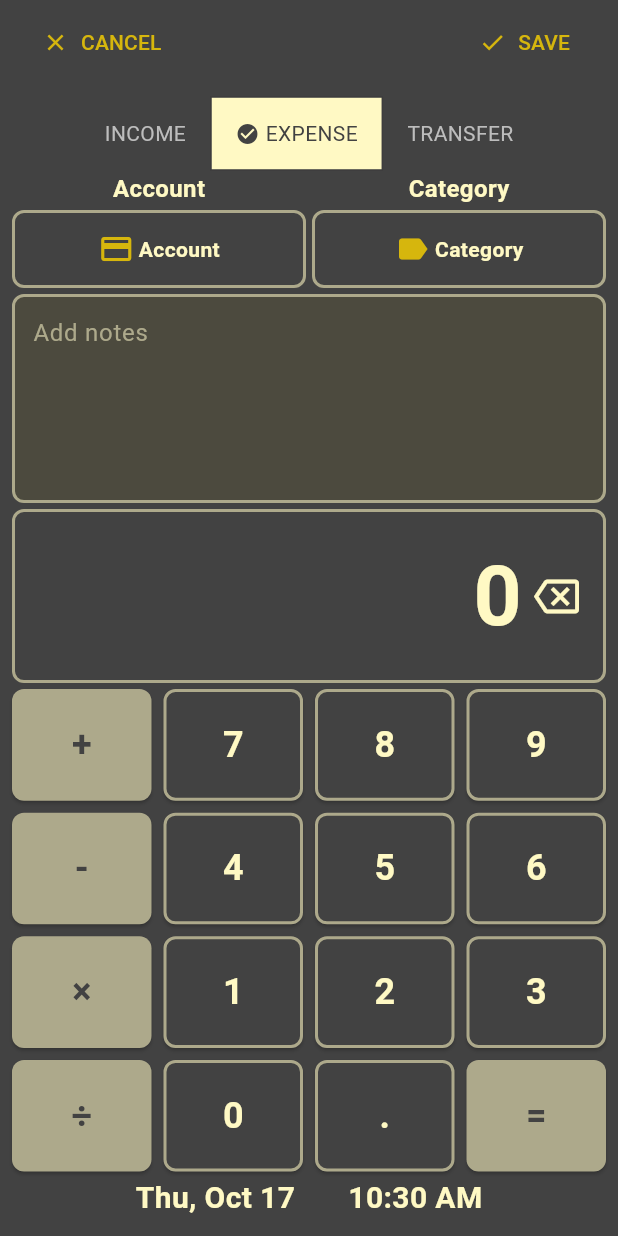
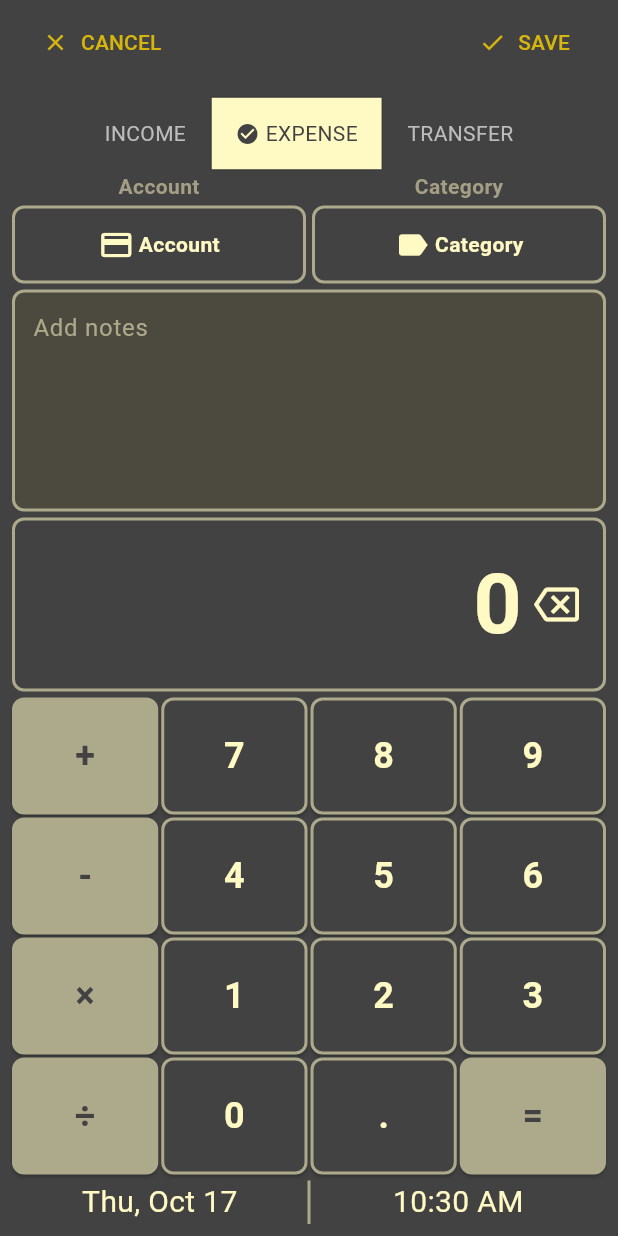
Before and after one commit to leywino/mymoney, a Flutter app: the screen it shows after launch, on a phone screen of 412 x 824 dp. Run offline on Flutter 3.47's test engine with Material 3 defaults, Android fonts, the phone set to English and light mode, and no system bars.

Commit message:
more ui enhancements in add page

```diff
--- a/lib/components/calculator_widget.dart
+++ b/lib/components/calculator_widget.dart
@@ -18,6 +18,10 @@ class _CalculatorScreenState extends State<CalculatorScreen> {
   Color displayColor = AppColors.lightYellow;
 
   void onButtonPressed(String value) {
+    if (FocusScope.of(context).hasFocus) {
+      FocusScope.of(context).unfocus();
+    }
+
     setState(() {
       if (value == 'C') {
         display = '0';
@@ -93,7 +97,7 @@ class _CalculatorScreenState extends State<CalculatorScreen> {
     final size = MediaQuery.of(context).size;
     return Column(
       children: [
-        Box.hBox4,
+        Box.h4,
         Container(
           width: double.infinity,
           padding: const EdgeInsets.all(16),
@@ -125,14 +129,14 @@ class _CalculatorScreenState extends State<CalculatorScreen> {
                   display,
                   maxLines: 1,
                   style: TextStyle(
-                    color: displayColor, // Dynamic color
+                    color: displayColor,
                     fontSize: 56,
                     fontWeight: FontWeight.bold,
                   ),
                   textAlign: TextAlign.right,
                 ),
               ),
-              Box.wBox8,
+              Box.w8,
               InkWell(
                 splashColor: AppColors.customGray,
                 onTap: () {
@@ -153,13 +157,13 @@ class _CalculatorScreenState extends State<CalculatorScreen> {
             ],
           ),
         ),
-        Box.hBox4,
+        Box.h4,
         GridView.count(
           physics: const NeverScrollableScrollPhysics(),
           shrinkWrap: true,
           crossAxisCount: 4,
-          mainAxisSpacing: 8,
-          crossAxisSpacing: 8,
+          mainAxisSpacing: 2,
+          crossAxisSpacing: 2,
           childAspectRatio: 5 / 4,
           children: [
             buildButton('+'),
--- a/lib/components/date_time_picker.dart
+++ b/lib/components/date_time_picker.dart
@@ -1,7 +1,6 @@
 import 'package:flutter/material.dart';
 import 'package:intl/intl.dart';
 import 'package:mymoney/core/color.dart';
-import 'package:mymoney/core/constants.dart';
 
 class DateTimePickerWidget extends StatefulWidget {
   const DateTimePickerWidget({super.key});
@@ -98,34 +97,49 @@ class _DateTimePickerWidgetState extends State<DateTimePickerWidget> {
 
   @override
   Widget build(BuildContext context) {
-    final size = MediaQuery.of(context).size;
     return Padding(
-      padding: EdgeInsets.symmetric(horizontal: size.width * 0.2, vertical: 3),
+      padding: const EdgeInsets.only(top: 4),
       child: Row(
         mainAxisAlignment: MainAxisAlignment.spaceBetween,
         crossAxisAlignment: CrossAxisAlignment.center,
         children: <Widget>[
           // Date Picker
-          GestureDetector(
+          Expanded(
+            child: InkWell(
               onTap: () => _selectDate(context),
+              child: Container(
+                decoration: const BoxDecoration(
+                    border: Border(
+                        right: BorderSide(width: 1, color: AppColors.beige))),
+                child: Center(
                   child: Text(
                     getFormattedDate(),
                     style: const TextStyle(
                       color: AppColors.lightYellow,
                       fontSize: 20,
-                fontWeight: FontWeight.bold,
                     ),
                   ),
                 ),
-          Box.wBox10,
-          GestureDetector(
+              ),
+            ),
+          ),
+          // Box.w10,
+          Expanded(
+            child: InkWell(
               onTap: () => _selectTime(context),
+              child: Container(
+                decoration: const BoxDecoration(
+                    border: Border(
+                        left: BorderSide(width: 1, color: AppColors.beige))),
+                child: Center(
                   child: Text(
                     getFormattedTime(),
                     style: const TextStyle(
                       color: AppColors.lightYellow,
                       fontSize: 20,
-                fontWeight: FontWeight.bold,
+                    ),
+                  ),
+                ),
               ),
             ),
           ),
@@ -134,10 +148,3 @@ class _DateTimePickerWidgetState extends State<DateTimePickerWidget> {
     );
   }
 }
-
-void main() {
-  runApp(const MaterialApp(
-    debugShowCheckedModeBanner: false,
-    home: DateTimePickerWidget(),
-  ));
-}
--- a/lib/core/color.dart
+++ b/lib/core/color.dart
@@ -7,4 +7,5 @@ class AppColors {
   static const Color oliveGray = Color(0xFF4C4A3E);
   static const Color beige = Color(0xFFADA98B);
   static const Color customGray = Color(0xFF848272);
+  static const Color secondaryText = Color(0xFFA49F84);
 }
--- a/lib/core/constants.dart
+++ b/lib/core/constants.dart
@@ -2,42 +2,42 @@ import 'package:flutter/material.dart';
 
 class Box {
   // Height SizedBox constants
-  static const SizedBox hBox1 = SizedBox(height: 1);
-  static const SizedBox hBox2 = SizedBox(height: 2);
-  static const SizedBox hBox3 = SizedBox(height: 3);
-  static const SizedBox hBox4 = SizedBox(height: 4);
-  static const SizedBox hBox5 = SizedBox(height: 5);
-  static const SizedBox hBox6 = SizedBox(height: 6);
-  static const SizedBox hBox7 = SizedBox(height: 7);
-  static const SizedBox hBox8 = SizedBox(height: 8);
-  static const SizedBox hBox9 = SizedBox(height: 9);
-  static const SizedBox hBox10 = SizedBox(height: 10);
-  static const SizedBox hBox12 = SizedBox(height: 12);
-  static const SizedBox hBox15 = SizedBox(height: 15);
-  static const SizedBox hBox20 = SizedBox(height: 20);
-  static const SizedBox hBox25 = SizedBox(height: 25);
-  static const SizedBox hBox30 = SizedBox(height: 30);
-  static const SizedBox hBox40 = SizedBox(height: 40);
-  static const SizedBox hBox50 = SizedBox(height: 50);
-  static const SizedBox hBox60 = SizedBox(height: 60);
+  static const SizedBox h1 = SizedBox(height: 1);
+  static const SizedBox h2 = SizedBox(height: 2);
+  static const SizedBox h3 = SizedBox(height: 3);
+  static const SizedBox h4 = SizedBox(height: 4);
+  static const SizedBox h5 = SizedBox(height: 5);
+  static const SizedBox h6 = SizedBox(height: 6);
+  static const SizedBox h7 = SizedBox(height: 7);
+  static const SizedBox h8 = SizedBox(height: 8);
+  static const SizedBox h9 = SizedBox(height: 9);
+  static const SizedBox h10 = SizedBox(height: 10);
+  static const SizedBox h12 = SizedBox(height: 12);
+  static const SizedBox h15 = SizedBox(height: 15);
+  static const SizedBox h20 = SizedBox(height: 20);
+  static const SizedBox h25 = SizedBox(height: 25);
+  static const SizedBox h30 = SizedBox(height: 30);
+  static const SizedBox h40 = SizedBox(height: 40);
+  static const SizedBox h50 = SizedBox(height: 50);
+  static const SizedBox h60 = SizedBox(height: 60);
 
   // Width SizedBox constants
-  static const SizedBox wBox1 = SizedBox(width: 1);
-  static const SizedBox wBox2 = SizedBox(width: 2);
-  static const SizedBox wBox3 = SizedBox(width: 3);
-  static const SizedBox wBox4 = SizedBox(width: 4);
-  static const SizedBox wBox5 = SizedBox(width: 5);
-  static const SizedBox wBox6 = SizedBox(width: 6);
-  static const SizedBox wBox7 = SizedBox(width: 7);
-  static const SizedBox wBox8 = SizedBox(width: 8);
-  static const SizedBox wBox9 = SizedBox(width: 9);
-  static const SizedBox wBox10 = SizedBox(width: 10);
-  static const SizedBox wBox12 = SizedBox(width: 12);
-  static const SizedBox wBox15 = SizedBox(width: 15);
-  static const SizedBox wBox20 = SizedBox(width: 20);
-  static const SizedBox wBox25 = SizedBox(width: 25);
-  static const SizedBox wBox30 = SizedBox(width: 30);
-  static const SizedBox wBox40 = SizedBox(width: 40);
-  static const SizedBox wBox50 = SizedBox(width: 50);
-  static const SizedBox wBox60 = SizedBox(width: 60);
+  static const SizedBox w1 = SizedBox(width: 1);
+  static const SizedBox w2 = SizedBox(width: 2);
+  static const SizedBox w3 = SizedBox(width: 3);
+  static const SizedBox w4 = SizedBox(width: 4);
+  static const SizedBox w5 = SizedBox(width: 5);
+  static const SizedBox w6 = SizedBox(width: 6);
+  static const SizedBox w7 = SizedBox(width: 7);
+  static const SizedBox w8 = SizedBox(width: 8);
+  static const SizedBox w9 = SizedBox(width: 9);
+  static const SizedBox w10 = SizedBox(width: 10);
+  static const SizedBox w12 = SizedBox(width: 12);
+  static const SizedBox w15 = SizedBox(width: 15);
+  static const SizedBox w20 = SizedBox(width: 20);
+  static const SizedBox w25 = SizedBox(width: 25);
+  static const SizedBox w30 = SizedBox(width: 30);
+  static const SizedBox w40 = SizedBox(width: 40);
+  static const SizedBox w50 = SizedBox(width: 50);
+  static const SizedBox w60 = SizedBox(width: 60);
 }
--- a/lib/pages/add_page.dart
+++ b/lib/pages/add_page.dart
@@ -54,7 +54,13 @@ class _AddPageState extends State<AddPage> {
   }
 
   Widget _buildBody() {
-    return Padding(
+    return GestureDetector(
+      onTap: () {
+        if (FocusScope.of(context).hasFocus) {
+          FocusScope.of(context).unfocus();
+        }
+      },
+      child: Padding(
         padding: const EdgeInsets.all(8.0),
         child: Column(
           crossAxisAlignment: CrossAxisAlignment.center,
@@ -119,7 +125,15 @@ class _AddPageState extends State<AddPage> {
                   icon: Icons.credit_card,
                   label: 'Account',
                 ),
-              Box.wBox4,
+                Box.w4,
+                if (isSelected[2])
+                  buildCustomButton(
+                    context,
+                    title: _buildTitle(1),
+                    icon: Icons.credit_card,
+                    label: 'Account',
+                  )
+                else
                   buildCustomButton(
                     context,
                     title: _buildTitle(1),
@@ -128,11 +142,12 @@ class _AddPageState extends State<AddPage> {
                   ),
               ],
             ),
-          Box.hBox4,
+            Box.h4,
             Expanded(child: buildNoteContainer()),
             const CalculatorScreen(),
             const DateTimePickerWidget(),
           ],
+        ),
       ),
     );
   }
@@ -174,6 +189,7 @@ class _AddPageState extends State<AddPage> {
       child: const Padding(
         padding: EdgeInsets.all(12.0),
         child: TextField(
+          style: TextStyle(color: AppColors.lightYellow),
           maxLines: null,
           decoration: InputDecoration.collapsed(
               hintText: 'Add notes',
@@ -192,8 +208,8 @@ class _AddPageState extends State<AddPage> {
           Text(
             title,
             style: const TextStyle(
-              color: AppColors.lightYellow,
-              fontSize: 16,
+              color: AppColors.secondaryText,
+              fontSize: 14,
               fontWeight: FontWeight.bold,
             ),
           ),
@@ -204,6 +220,8 @@ class _AddPageState extends State<AddPage> {
               borderRadius: BorderRadius.circular(8),
               border: Border.all(color: AppColors.beige, width: 2),
             ),
+            child: InkWell(
+              onTap: () {},
               child: Padding(
                 padding: const EdgeInsets.all(12.0),
                 child: Row(
@@ -211,9 +229,9 @@ class _AddPageState extends State<AddPage> {
                   children: [
                     Icon(
                       icon,
-                    color: AppColors.gold,
+                      color: AppColors.lightYellow,
                     ),
-                  Box.wBox3,
+                    Box.w3,
                     Text(
                       label,
                       style: const TextStyle(
@@ -226,6 +244,7 @@ class _AddPageState extends State<AddPage> {
                 ),
               ),
             ),
+          ),
         ],
       ),
     );
```
Lines whose indentation alone changed are shown as unchanged.
